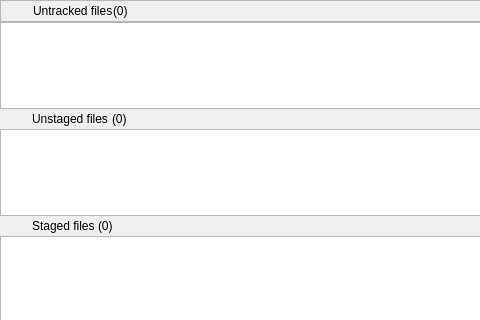
Qt form src/commits/CommitChangesWidget.ui (francescmm/GitQlient) before a commit; both pictures show x 0 to 480 and y 0 to 320 of the 647 by 531 pixel window.
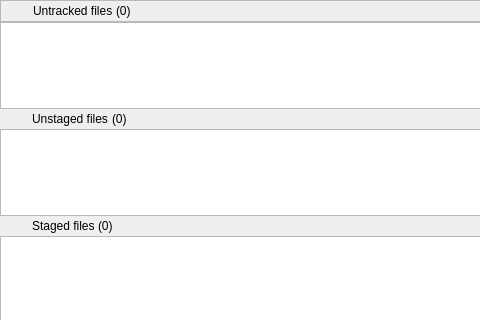
The same form after that commit. Icons and pictures are not drawn. Custom widgets are drawn as their Qt base class.

What changed in the file:
```diff
--- a/src/commits/CommitChangesWidget.ui
+++ b/src/commits/CommitChangesWidget.ui
@@ -229,7 +229,7 @@
       <item>
        <widget class="QLabel" name="label_3">
         <property name="text">
-         <string>Untracked files</string>
+         <string>Untracked files </string>
         </property>
        </widget>
       </item>
```
